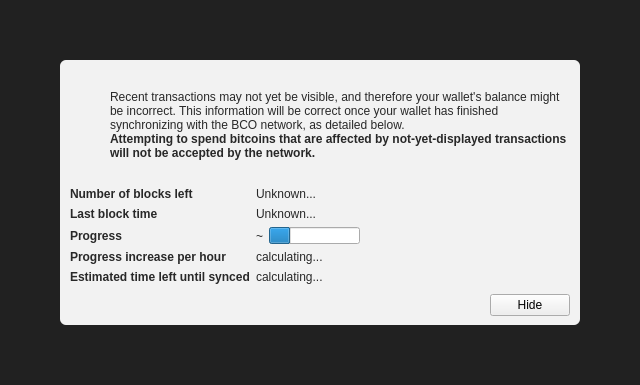
This is src/qt/forms/modaloverlay.ui in goomario/btchd as Qt 5 draws it before an edit. The edited form follows.
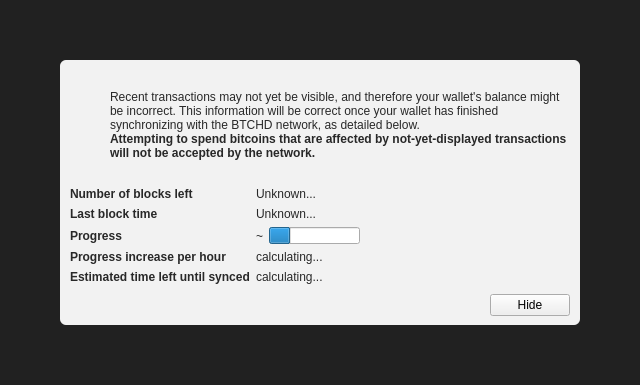
This is the edited form. Icons and pictures are not drawn. Custom widgets are drawn as their Qt base class.

Commit message: rename strings to BTCHD

What changed in the file:
```diff
--- a/src/qt/forms/modaloverlay.ui
+++ b/src/qt/forms/modaloverlay.ui
@@ -130,7 +130,7 @@
              <item>
               <widget class="QLabel" name="infoText">
                <property name="text">
-                <string>Recent transactions may not yet be visible, and therefore your wallet's balance might be incorrect. This information will be correct once your wallet has finished synchronizing with the BCO network, as detailed below.</string>
+                <string>Recent transactions may not yet be visible, and therefore your wallet's balance might be incorrect. This information will be correct once your wallet has finished synchronizing with the BTCHD network, as detailed below.</string>
                </property>
                <property name="textFormat">
                 <enum>Qt::RichText</enum>
```
The commit also changes 311 other files.
